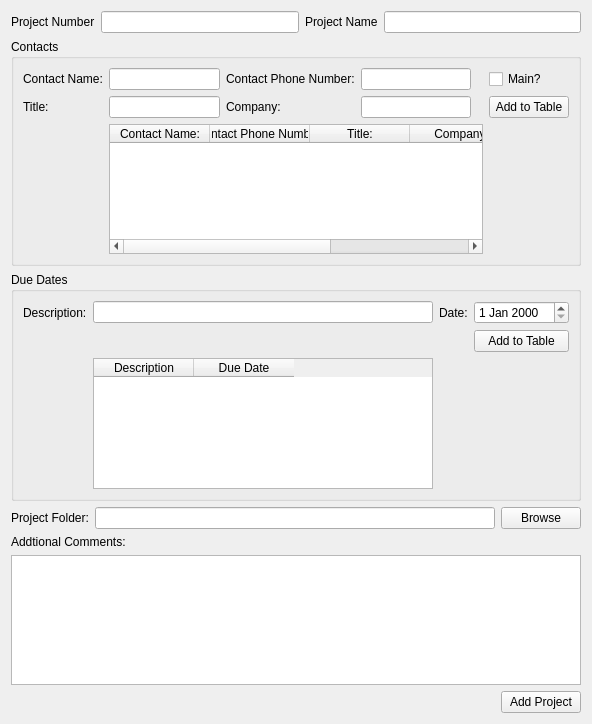
Above: Add_Project_GUI.ui from simplesports/ProjectManager before the change. Below: the same form after it.
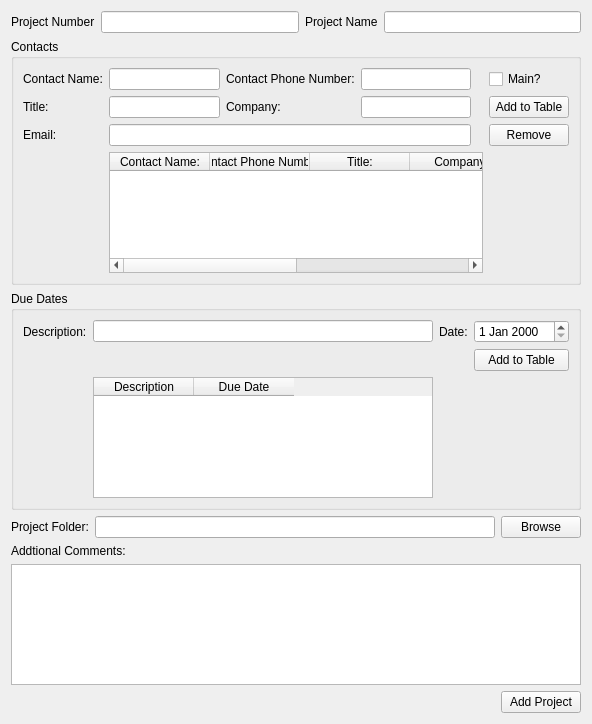
That is the form after the change.

What changed in the file:
```diff
--- a/Add_Project_GUI.ui
+++ b/Add_Project_GUI.ui
@@ -166,35 +166,6 @@
         </property>
        </widget>
       </item>
-      <item row="2" column="1" colspan="5">
-       <widget class="QTableWidget" name="tableWidget_Contacts">
-        <column>
-         <property name="text">
-          <string>Contact Name:</string>
-         </property>
-        </column>
-        <column>
-         <property name="text">
-          <string>Contact Phone Number:</string>
-         </property>
-        </column>
-        <column>
-         <property name="text">
-          <string>Title:</string>
-         </property>
-        </column>
-        <column>
-         <property name="text">
-          <string>Company</string>
-         </property>
-        </column>
-        <column>
-         <property name="text">
-          <string>Main Contact</string>
-         </property>
-        </column>
-       </widget>
-      </item>
       <item row="1" column="0">
        <widget class="QLabel" name="label">
         <property name="text">
@@ -215,6 +186,57 @@
       <item row="1" column="3">
        <widget class="QLineEdit" name="UserInput_Company"/>
       </item>
+      <item row="2" column="0">
+       <widget class="QLabel" name="text_Email">
+        <property name="text">
+         <string>Email:</string>
+        </property>
+       </widget>
+      </item>
+      <item row="2" column="1" colspan="3">
+       <widget class="QLineEdit" name="UserInput_Email"/>
+      </item>
+      <item row="3" column="1" colspan="5">
+       <widget class="QTableWidget" name="tableWidget_Contacts">
+        <column>
+         <property name="text">
+          <string>Contact Name:</string>
+         </property>
+        </column>
+        <column>
+         <property name="text">
+          <string>Contact Phone Number:</string>
+         </property>
+        </column>
+        <column>
+         <property name="text">
+          <string>Title:</string>
+         </property>
+        </column>
+        <column>
+         <property name="text">
+          <string>Company</string>
+         </property>
+        </column>
+        <column>
+         <property name="text">
+          <string>Email</string>
+         </property>
+        </column>
+        <column>
+         <property name="text">
+          <string>Main Contact</string>
+         </property>
+        </column>
+       </widget>
+      </item>
+      <item row="2" column="6">
+       <widget class="QPushButton" name="Button_Remove">
+        <property name="text">
+         <string>Remove</string>
+        </property>
+       </widget>
+      </item>
      </layout>
     </widget>
    </item>
```
Left out of the diff: 32 changed lines with no effect on the pictures.
